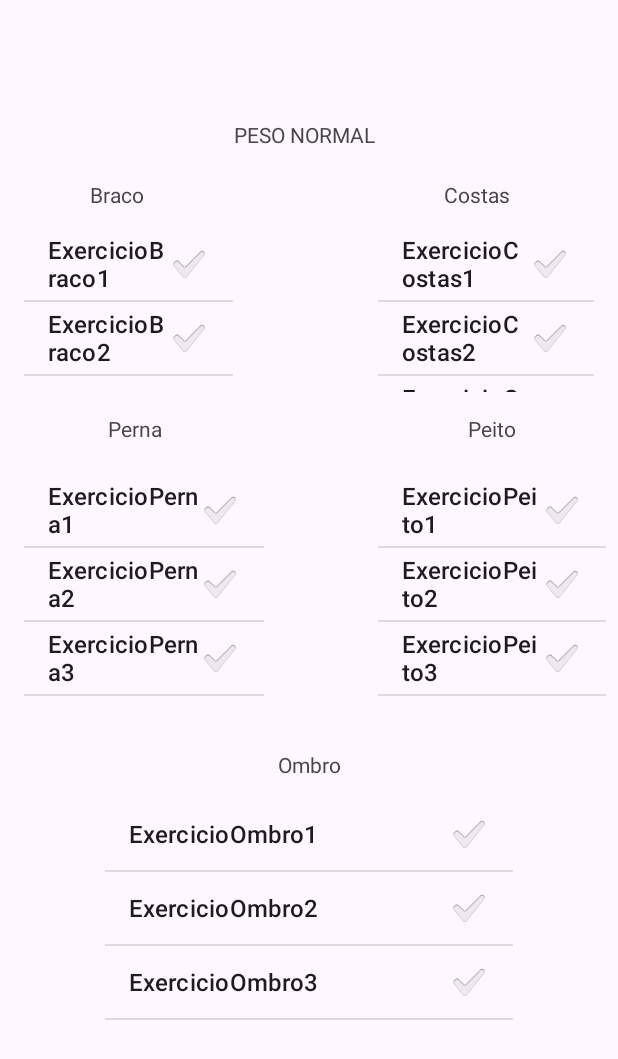
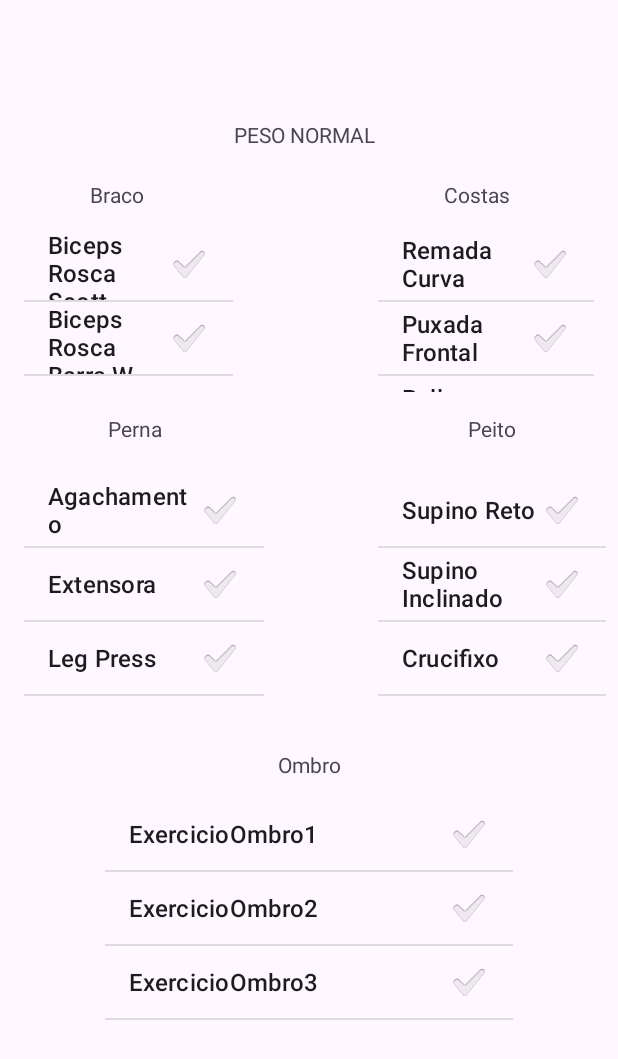
Before and after one commit to defaeca/TreInoAPP, an Android app: the PesoNormalMain screen opened directly, with no data from a screen before it, on a phone screen of 412 x 824 dp. Shown: the top 1059 px of the screen. Run offline under Robolectric (Android 15) with nearby library versions, the phone set to English and light mode, and no system bars.

Commit message:
Atualizado nome dos exercicios
Atualizei o nome dos exercicios do peso imc normal e abaixo do peso

```diff
--- a/app/src/main/res/values/PesoNormalBraco.xml
+++ b/app/src/main/res/values/PesoNormalBraco.xml
@@ -1,10 +1,11 @@
 <?xml version="1.0" encoding="utf-8"?>
 <resources>
     <string-array name="Normal_Braco">
-        <item>ExercicioBraco1</item>
-        <item>ExercicioBraco2</item>
-        <item>ExercicioBraco3</item>
-        <item>ExercicioBraco4</item>
-        <item>ExercicioBraco5</item>
+        <item>Biceps Rosca Scott</item>
+        <item>Biceps Rosca Barra W</item>
+        <item>Biceps Martelo Inverso</item>
+        <item>Triceps Banco</item>
+        <item>Triceps Corda</item>
+        <item>Triceps Testa</item>
     </string-array>
 </resources>
--- a/app/src/main/res/values/PesoNormalCostas.xml
+++ b/app/src/main/res/values/PesoNormalCostas.xml
@@ -1,10 +1,10 @@
 <?xml version="1.0" encoding="utf-8"?>
 <resources>
     <string-array name="Normal_Costas">
-        <item>ExercicioCostas1</item>
-        <item>ExercicioCostas2</item>
-        <item>ExercicioCostas3</item>
-        <item>ExercicioCostas4</item>
-        <item>ExercicioCostas5</item>
+        <item>Remada Curva</item>
+        <item>Puxada Frontal</item>
+        <item>Pullover Halter</item>
+        <item>Remada Em Pé</item>
+        <item>Puxada Em Pé</item>
     </string-array>
 </resources>
--- a/app/src/main/res/values/PesoNormalPeito.xml
+++ b/app/src/main/res/values/PesoNormalPeito.xml
@@ -1,10 +1,10 @@
 <?xml version="1.0" encoding="utf-8"?>
 <resources>
     <string-array name="Normal_Peito">
-        <item>ExercicioPeito1</item>
-        <item>ExercicioPeito2</item>
-        <item>ExercicioPeito3</item>
-        <item>ExercicioPeito4</item>
-        <item>ExercicioPeito5</item>
+        <item>Supino Reto</item>
+        <item>Supino Inclinado</item>
+        <item>Crucifixo</item>
+        <item>Flexão Braço</item>
+        <item>CrossOver</item>
     </string-array>
 </resources>
--- a/app/src/main/res/values/PesoNormalPerna.xml
+++ b/app/src/main/res/values/PesoNormalPerna.xml
@@ -1,10 +1,10 @@
 <?xml version="1.0" encoding="utf-8"?>
 <resources>
     <string-array name="Normal_Perna">
-        <item>ExercicioPerna1</item>
-        <item>ExercicioPerna2</item>
-        <item>ExercicioPerna3</item>
-        <item>ExercicioPerna4</item>
-        <item>ExercicioPerna5</item>
+        <item>Agachamento</item>
+        <item>Extensora</item>
+        <item>Leg Press</item>
+        <item>Flexora</item>
+        <item>Panturrilha Donkey</item>
     </string-array>
 </resources>
```
Also changed, not shown: app/src/main/res/values/AbaixoPesoBraco.xml (+4 -5 lines), app/src/main/res/values/AbaixoPesoCostas.xml (+4 -5 lines), app/src/main/res/values/AbaixoPesoPeito.xml (+4 -5 lines), app/src/main/res/values/AbaixoPesoPerna.xml (+5 -5 lines).
